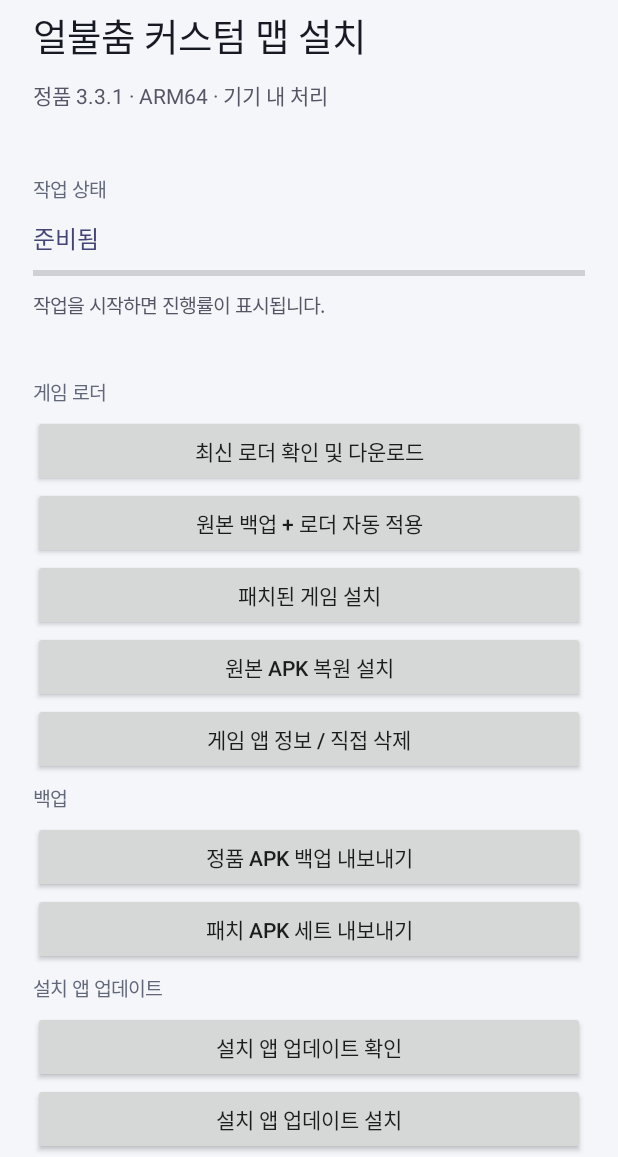
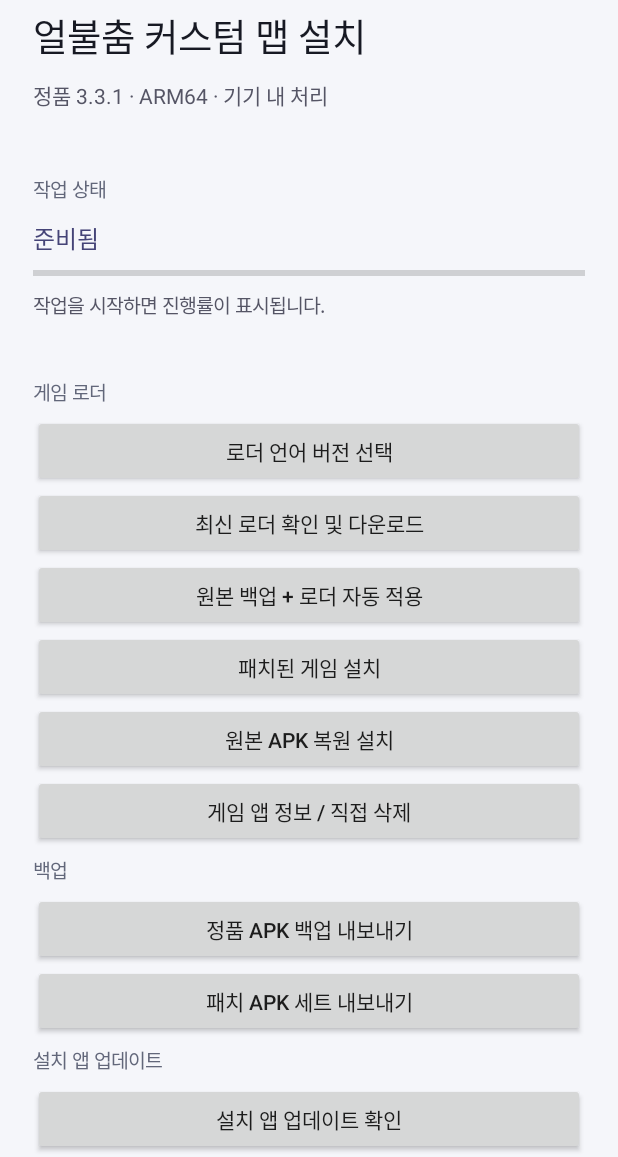
Before and after one commit to hoonex/adofai, an Android app: the screen it shows after launch (MainActivity), on a phone screen of 412 x 824 dp, the part 79-1236 px from its top. Run offline under Robolectric (Android 15) with nearby library versions, the phone set to English and light mode, and no system bars; 1 statement that could not run was skipped.

Commit message:
Release 1.0.4 with verified Korean loader selection

```diff
--- a/app/build.gradle
+++ b/app/build.gradle
@@ -2,7 +2,7 @@ plugins { id 'com.android.application' }
 android {
  namespace 'dev.hoonex.adofai.loaderinstaller'
  compileSdk 35
- defaultConfig { applicationId 'dev.hoonex.adofai.loaderinstaller'; minSdk 34; targetSdk 35; versionCode 4; versionName '1.0.3' }
+ defaultConfig { applicationId 'dev.hoonex.adofai.loaderinstaller'; minSdk 34; targetSdk 35; versionCode 5; versionName '1.0.4' }
  compileOptions { sourceCompatibility JavaVersion.VERSION_17; targetCompatibility JavaVersion.VERSION_17 }
  packaging { resources { excludes += ['META-INF/DEPENDENCIES','META-INF/LICENSE','META-INF/LICENSE.txt','META-INF/NOTICE','META-INF/NOTICE.txt','META-INF/*.kotlin_module'] } }
 }
--- a/app/src/main/java/dev/hoonex/adofai/loaderinstaller/MainActivity.java
+++ b/app/src/main/java/dev/hoonex/adofai/loaderinstaller/MainActivity.java
@@ -3,7 +3,7 @@ import android.app.*;import android.os.*;import android.content.*;import android
 public class MainActivity extends Activity {
  LinearLayout col;TextView status,version,detail,history;ProgressBar bar;boolean busy,waiting;int exportType;long started,stageStarted;String stage="";long done,total;final Handler handler=new Handler(Looper.getMainLooper());final ArrayList<Button> buttons=new ArrayList<>();final ArrayDeque<String> lines=new ArrayDeque<>();
  final Runnable heartbeat=new Runnable(){public void run(){if(busy||waiting){displayProgress();handler.postDelayed(this,1000);}}};
- SharedPreferences prefs;SharedPreferences.OnSharedPreferenceChangeListener listener=(p,key)->{if("install".equals(key)){runOnUiThread(()->consumeInstall());}else if("appAvailable".equals(key)||"available".equals(key)||"built".equals(key)){runOnUiThread(()->refresh());}};
+ SharedPreferences prefs;SharedPreferences.OnSharedPreferenceChangeListener listener=(p,key)->{if("install".equals(key)){runOnUiThread(()->consumeInstall());}else if("appAvailable".equals(key)||"available".equals(key)||"upstreamAvailable".equals(key)||"built".equals(key)){runOnUiThread(()->refresh());}};
  int dp(int n){return Math.round(n*getResources().getDisplayMetrics().density);}
  TextView label(String t,int size,int color){TextView x=new TextView(this);x.setText(t);x.setTextSize(size);x.setTextColor(color);x.setPadding(0,dp(5),0,dp(5));col.addView(x);return x;}
  void heading(String t){label(t,13,0xff62677a);}
@@ -27,14 +27,14 @@ public class MainActivity extends Activity {
  ScrollView scroll=new ScrollView(this);scroll.setFillViewport(true);col=new LinearLayout(this);col.setOrientation(1);col.setPadding(dp(22),dp(24),dp(22),dp(24));col.setBackgroundColor(0xfff5f6fa);scroll.addView(col);setContentView(scroll);col.setOnApplyWindowInsetsListener((v,i)->{android.graphics.Insets a=i.getInsets(WindowInsets.Type.systemBars());v.setPadding(dp(22)+a.left,dp(16)+a.top,dp(22)+a.right,dp(20)+a.bottom);return i;});
  label("ADOFAI / LOADER",13,0xff5654b9);label("얼불춤 커스텀 맵 설치",25,0xff171923);label("정품 3.3.1 · ARM64 · 기기 내 처리",14,0xff555565);version=label("",15,0xff171923);
  heading("작업 상태");status=label("준비됨",16,0xff454477);bar=new ProgressBar(this,null,android.R.attr.progressBarStyleHorizontal);bar.setMax(100);bar.setProgressTintList(ColorStateList.valueOf(0xff5654b9));bar.setIndeterminateTintList(ColorStateList.valueOf(0xff5654b9));col.addView(bar,new LinearLayout.LayoutParams(-1,dp(12)));detail=label("작업을 시작하면 진행률이 표시됩니다.",13,0xff555565);history=label("",12,0xff62677a);
- heading("게임 로더");button("최신 로더 확인 및 다운로드",()->task("GitHub 로더 확인",()->{Release r=Release.latest();Release.fetch(this,r);prefs.edit().putString("available",r.tag).apply();return "로더 확인 완료: "+r.tag;}));
- button("원본 백업 + 로더 자동 적용",()->new AlertDialog.Builder(this).setTitle("정품 APK 복사 및 패치").setMessage("구매한 정품 게임의 원본 백업에 원작자 문서의 패치 절차를 적용합니다. 기존 게임과 세이브는 변경하지 않습니다. 이전 패치 결과는 새로 생성합니다.").setNegativeButton("취소",null).setPositiveButton("패치",(d,w)->task("GitHub 로더 확인",()->{Release r=Release.latest();File lib=Release.fetch(this,r);Patcher.patch(this,lib);prefs.edit().putString("built",r.tag).putString("available",r.tag).apply();return "패치 및 서명 검증 완료";})).show());
+ heading("게임 로더");button("로더 언어 버전 선택",()->{String[] names={"한국어판 (기본)","원작자 원본판 (중국어/영어)"};new AlertDialog.Builder(this).setTitle("로더 버전").setSingleChoiceItems(names,prefs.getBoolean("koLoader",true)?0:1,(d,i)->{prefs.edit().putBoolean("koLoader",i==0).remove("available").apply();refresh();d.dismiss();status.setText("버전 변경: 원본 백업 + 로더 자동 적용을 다시 실행하세요.");}).setNegativeButton("취소",null).show();});button("최신 로더 확인 및 다운로드",()->task("GitHub 로더 확인",()->{Release r=Release.latest(this);Release.fetch(this,r);prefs.edit().putString("available",r.tag).apply();return "로더 확인 완료: "+r.tag;}));
+ button("원본 백업 + 로더 자동 적용",()->new AlertDialog.Builder(this).setTitle("정품 APK 복사 및 패치").setMessage("구매한 정품 게임의 원본 백업에 원작자 문서의 패치 절차를 적용합니다. 기존 게임과 세이브는 변경하지 않습니다. 이전 패치 결과는 새로 생성합니다.").setNegativeButton("취소",null).setPositiveButton("패치",(d,w)->task("GitHub 로더 확인",()->{Release r=Release.latest(this);File lib=Release.fetch(this,r);Patcher.patch(this,lib);prefs.edit().putString("built",r.tag).putString("available",r.tag).apply();return "패치 및 서명 검증 완료";})).show());
  button("패치된 게임 설치",()->gameInstall(false));button("원본 APK 복원 설치",()->gameInstall(true));button("게임 앱 정보 / 직접 삭제",()->new AlertDialog.Builder(this).setTitle("게임 데이터 주의").setMessage("APK 백업은 세이브 백업이 아닙니다. 게임을 삭제하면 데이터가 사라질 수 있습니다. 앱 정보 화면만 엽니다.").setNegativeButton("취소",null).setPositiveButton("앱 정보",(d,w)->startActivity(new Intent(Settings.ACTION_APPLICATION_DETAILS_SETTINGS,Uri.parse("package:"+Patcher.PKG)))).show());
  heading("백업");button("정품 APK 백업 내보내기",()->{exportType=1;save("ADOFAI-original.apks");});button("패치 APK 세트 내보내기",()->{exportType=2;save("ADOFAI-loader.apks");});
  heading("설치 앱 업데이트");button("설치 앱 업데이트 확인",()->task("설치 앱 GitHub 확인",()->SelfUpdate.check(this,true)));button("설치 앱 업데이트 설치",()->{if(!permission())return;prefs.edit().remove("install").apply();task("설치 앱 확인",()->{SelfUpdate u=SelfUpdate.latest();if(u.code<=SelfUpdate.installed(this))return "이미 최신 버전입니다.";File f=SelfUpdate.fetch(this,u);SelfUpdate.install(this,u,f);return "Android 설치 승인 대기";});});
  button("설치 앱 GitHub",()->startActivity(new Intent(Intent.ACTION_VIEW,Uri.parse(SelfUpdate.PAGE))));button("로더 GitHub",()->startActivity(new Intent(Intent.ACTION_VIEW,Uri.parse("https://github.com/Harrot114514/ADOFAI-MobileLevelLoder/releases/latest"))));label("약 1시간마다 설치 앱 및 로더 확인 · 새 파일 자동 다운로드 · 설치 직접 승인",13,0xff555565);
  prefs.registerOnSharedPreferenceChangeListener(listener);refresh();consumeInstall();try{Updater.channel(this);Updater.schedule(this);if(Build.VERSION.SDK_INT>=33&&checkSelfPermission("android.permission.POST_NOTIFICATIONS")!=PackageManager.PERMISSION_GRANTED)requestPermissions(new String[]{"android.permission.POST_NOTIFICATIONS"},20);}catch(RuntimeException e){android.util.Log.w("LoaderInstaller","startup",e);}}
- void refresh(){if(version==null)return;String game="미설치",app="?";try{PackageInfo p=getPackageManager().getPackageInfo(Patcher.PKG,0);game=p.versionName+" ("+p.getLongVersionCode()+")";}catch(Exception e){}try{app=getPackageManager().getPackageInfo(getPackageName(),0).versionName;}catch(Exception e){}String next=prefs.getString("appAvailable","");if(app.equals(next))next="";version.setText("설치 앱  "+app+(next.isEmpty()?"":" → "+next)+"\n게임  "+game+"\n새 로더  "+prefs.getString("available","확인 전")+"\n패치 결과  "+(Patcher.ready(this)?prefs.getString("built","있음"):new File(Patcher.output(this),"complete").isFile()?"재패치 필요":"없음")+"\n원본 백업  "+(new File(Patcher.original(this),"complete").isFile()?"있음":"없음"));}
+ void refresh(){if(version==null)return;String game="미설치",app="?";try{PackageInfo p=getPackageManager().getPackageInfo(Patcher.PKG,0);game=p.versionName+" ("+p.getLongVersionCode()+")";}catch(Exception e){}try{app=getPackageManager().getPackageInfo(getPackageName(),0).versionName;}catch(Exception e){}String next=prefs.getString("appAvailable","");if(app.equals(next))next="";version.setText("설치 앱  "+app+(next.isEmpty()?"":" → "+next)+"\n게임  "+game+"\n선택 로더  "+(prefs.getBoolean("koLoader",true)?"한국어판":"원작자 원본판")+"\n새 로더  "+prefs.getString("available","확인 전")+"\n원작자 최신  "+prefs.getString("upstreamAvailable","확인 전")+"\n패치 결과  "+(Patcher.ready(this)?prefs.getString("built","있음"):new File(Patcher.output(this),"complete").isFile()?"재패치 필요":"없음")+"\n원본 백업  "+(new File(Patcher.original(this),"complete").isFile()?"있음":"없음"));}
  @Override protected void onResume(){super.onResume();if(version!=null){refresh();consumeInstall();}}
  @Override protected void onDestroy(){handler.removeCallbacks(heartbeat);if(prefs!=null)prefs.unregisterOnSharedPreferenceChangeListener(listener);super.onDestroy();}
  void save(String name){Intent i=new Intent(Intent.ACTION_CREATE_DOCUMENT);i.addCategory(Intent.CATEGORY_OPENABLE);i.setType("application/zip");i.putExtra(Intent.EXTRA_TITLE,name);startActivityForResult(i,4);}
--- a/app/src/main/java/dev/hoonex/adofai/loaderinstaller/UpdateJob.java
+++ b/app/src/main/java/dev/hoonex/adofai/loaderinstaller/UpdateJob.java
@@ -6,7 +6,8 @@ public class UpdateJob extends JobService{
   boolean retry=false;SharedPreferences s=getSharedPreferences("state",0);
   try{SelfUpdate.check(this,true);String ready=s.getString("appReady","");if(!ready.isEmpty()&&!ready.equals(s.getString("appNotified",""))&&Updater.notify(this,ready,true))s.edit().putString("appNotified",ready).apply();}
   catch(Exception e){android.util.Log.w("LoaderInstaller","app update",e);retry=true;}
-  try{if(!Thread.currentThread().isInterrupted()){Release r=Release.latest();Release.fetch(this,r);s.edit().putString("available",r.tag).apply();if(!r.tag.equals(s.getString("notified","v1.1.10.1"))&&Updater.notify(this,r.tag,false))s.edit().putString("notified",r.tag).apply();}}
+  try{Release.recordUpstream(this);}catch(Exception e){android.util.Log.w("LoaderInstaller","upstream",e);}
+  try{if(!Thread.currentThread().isInterrupted()){Release r=Release.latest(this);Release.fetch(this,r);s.edit().putString("available",r.tag).apply();if(!r.tag.equals(s.getString("notified","v1.1.10.1"))&&Updater.notify(this,r.tag,false))s.edit().putString("notified",r.tag).apply();}}
   catch(Exception e){android.util.Log.w("LoaderInstaller","loader update",e);retry=true;}
   if(!Thread.currentThread().isInterrupted())jobFinished(p,retry);
  });worker=t;t.start();return true;}
```
Also changed, not shown: app/src/main/java/dev/hoonex/adofai/loaderinstaller/Release.java (+16 -1 lines), 3 other files.
